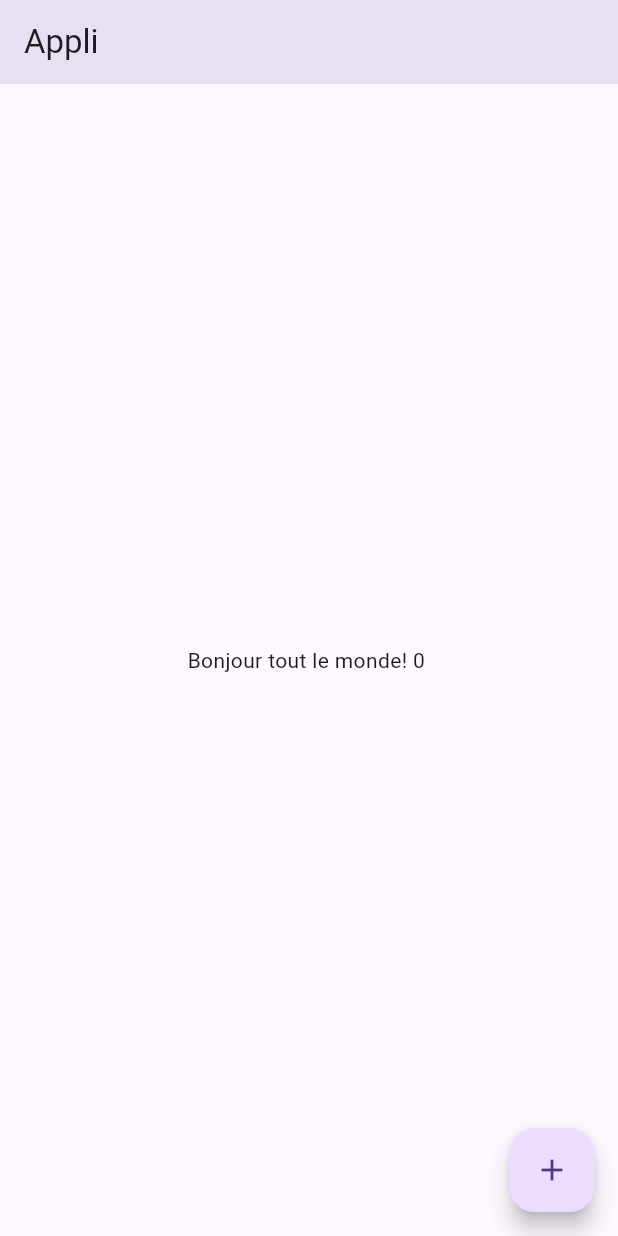
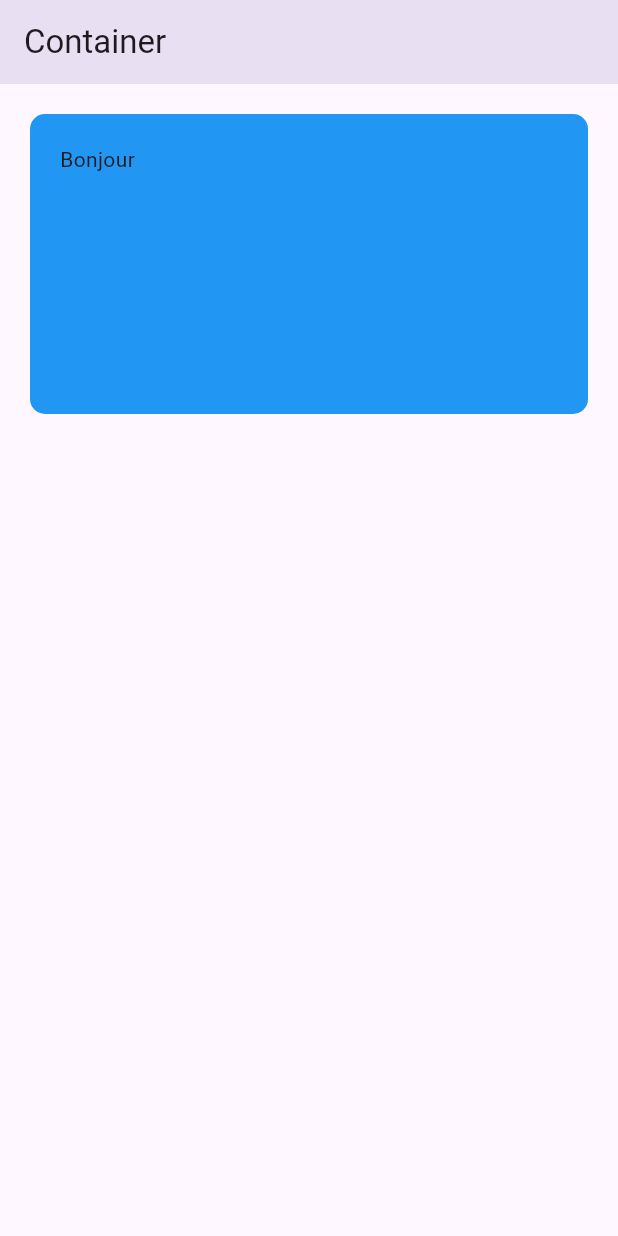
Before and after one commit to TOUGMA07/tuto1_widgetsFlutter, a Flutter app: the screen it shows after launch, on a phone screen of 412 x 824 dp. Run offline on Flutter 3.47's test engine with Material 3 defaults, Android fonts, the phone set to English and light mode, and no system bars.

Commit message:
Utilisation du container

```diff
--- a/lib/main.dart
+++ b/lib/main.dart
@@ -17,27 +17,26 @@ class HomePage extends StatefulWidget{
 
 class HomePageState extends State<HomePage>{
 
-int counter = 0;
-
   @override
   Widget build(BuildContext context){
     return  Scaffold(
       appBar: AppBar(
-        title: const Text("Appli"),
+        title: const Text("Container"),
         elevation: 12,
       ),
-      body: Center(
-        child:  Text("Bonjour tout le monde! $counter "),
+      body: Container (
+        child:  Text("Bonjour "),
+        padding: const EdgeInsets.all(20),
+        margin:  const EdgeInsets.all(20),
+        height: 200,
+        width: 400,
+        alignment: Alignment.topLeft,
+        decoration: BoxDecoration(
+          color: Colors.blue,
+          borderRadius: BorderRadius.circular(10),
+        ),
 
       ),
-      floatingActionButton: FloatingActionButton
-      (onPressed: (){
-        setState(() {
-          counter += 1;
-        });
-
-      },
-      child: const Icon(Icons.add),),
     );
   }
 }
```
